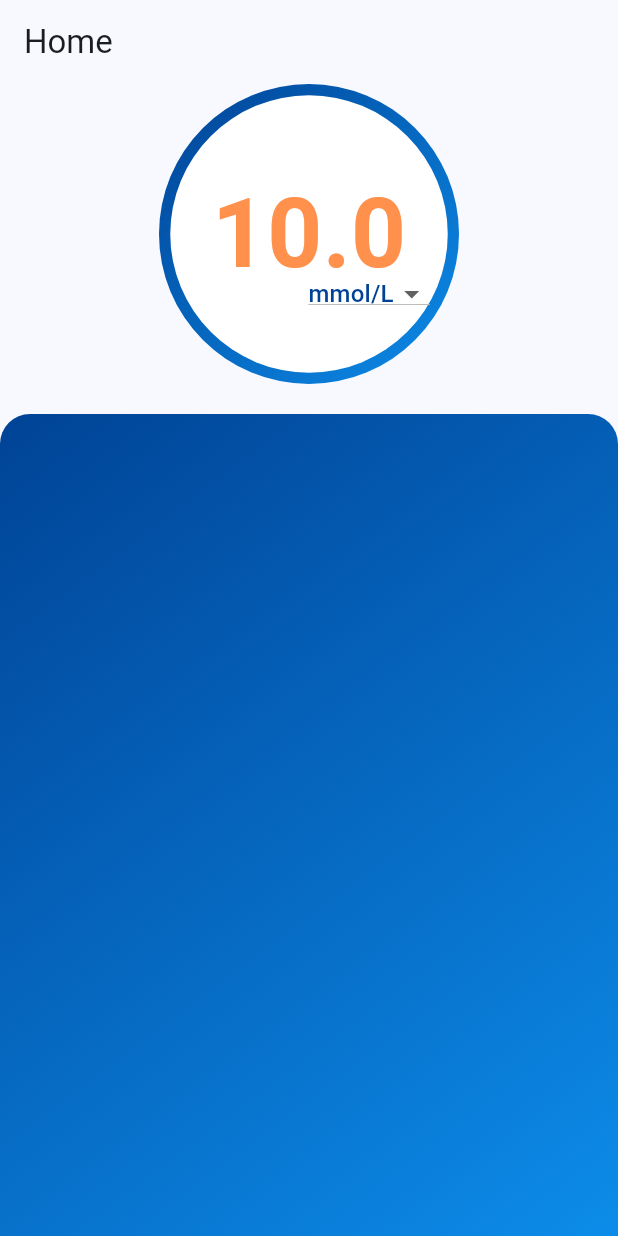
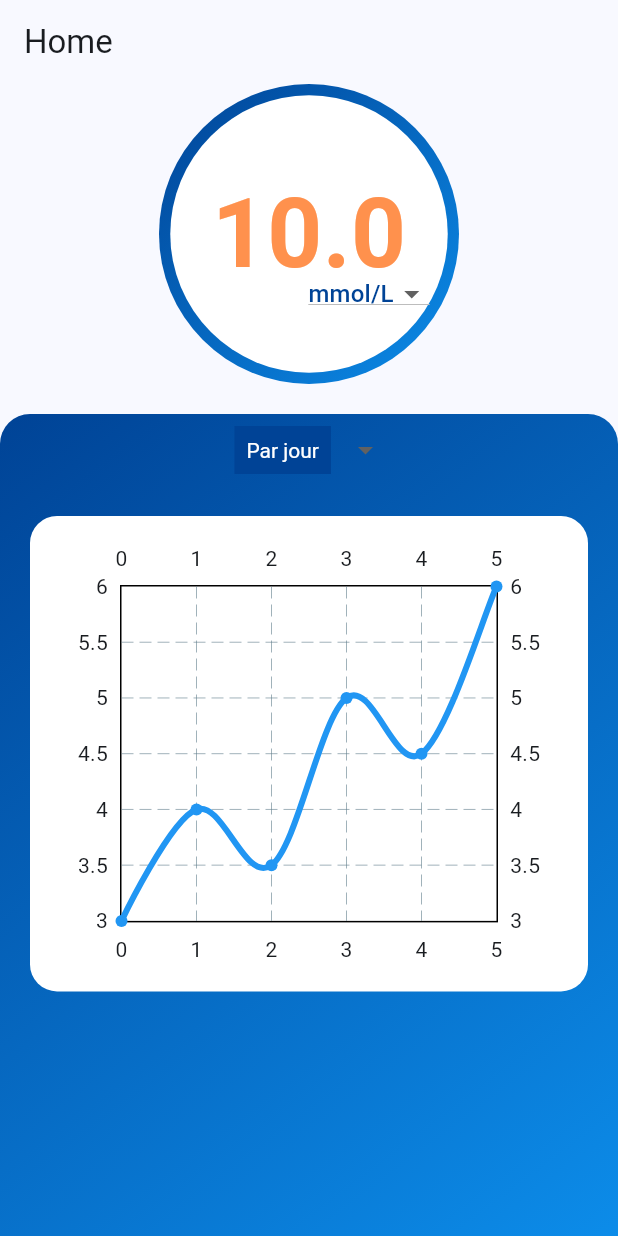
Before and after one commit to PaulDelamare/Diwe_front, a Flutter app: the screen it shows after launch, item 3 of the bottom bar chosen, on a phone screen of 412 x 824 dp. Run offline on Flutter 3.47's test engine with Material 3 defaults, Android fonts, the light colour scheme and no system bars; drawn by our look-alikes of fl_chart.

Commit message:
creation graphique.dart. + dans pubspec.yaml ajout de fl_chart. + donné fictive, design du graphique, selecteur fonctionnel mais design en cours

```diff
--- a/lib/home/glycemie.dart
+++ b/lib/home/glycemie.dart
@@ -16,7 +16,7 @@ class GlycemieCircle extends StatefulWidget {
 
 class _GlycemieCircleState extends State<GlycemieCircle> {
   double _mmolLValue = 10; // Valeur glycémique par défaut en mmol/L
-  double _mgdlValue = 180; // Valeur glycémique par défaut en mg/dl
+  double _mgdlValue = 112.0; // Valeur glycémique par défaut en mg/dl
 
   // Méthode pour convertir la valeur glycémique en mg/dl
   void _convertToMgdl(double mmolLValue) {
@@ -57,6 +57,7 @@ class _GlycemieCircleState extends State<GlycemieCircle> {
               ),
             ),
           ),
+
           // Conteneur du cercle blanc
           Center(
             child: Container(
@@ -66,6 +67,7 @@ class _GlycemieCircleState extends State<GlycemieCircle> {
                 shape: BoxShape.circle,
                 color: Colors.white,
               ),
+
               // Texte avec valeur glycémique ajustée au cercle
               child: Center(
                 child: FittedBox(
@@ -85,6 +87,7 @@ class _GlycemieCircleState extends State<GlycemieCircle> {
               ),
             ),
           ),
+
           // Sélecteur d'unité de mesure
           Positioned(
             bottom: 45,
--- /dev/null
+++ b/lib/home/graphique.dart
@@ -0,0 +1,123 @@
+import 'package:flutter/material.dart';
+import 'package:fl_chart/fl_chart.dart';
+
+class GlycemicChart extends StatefulWidget {
+  @override
+  _GlycemicChartState createState() => _GlycemicChartState();
+}
+
+class _GlycemicChartState extends State<GlycemicChart> {
+  bool _showByDay = true; // Afficher par jour par défaut
+
+  @override
+  Widget build(BuildContext context) {
+    return Column(
+      children: [
+        Padding(
+          padding: EdgeInsets.symmetric(horizontal: 20), // Ajout du padding horizontal
+          child: DropdownButton<bool>(
+            value: _showByDay,
+            onChanged: (newValue) {
+              setState(() {
+                _showByDay = newValue!;
+              });
+            },
+            underline: Container(), // Suppression du soulignement
+            style: TextStyle(
+              color: _showByDay ? Colors.white : Colors.black, // Couleur du texte en fonction de la sélection
+            ),
+            items: [
+              DropdownMenuItem(
+                value: true,
+                child: Container(
+                  color: _showByDay ? Color(0xFF004396) : Colors.white, // Fond du choix "Par jour"
+                  child: Padding(
+                    padding: const EdgeInsets.all(8.0),
+                    child: Text(
+                      'Par jour',
+                      style: TextStyle(color: _showByDay ? Colors.white : Colors.black), // Couleur du texte en fonction de la sélection
+                    ),
+                  ),
+                ),
+              ),
+              DropdownMenuItem(
+                value: false,
+                child: Container(
+                  color: !_showByDay ? Color(0xFF004396) : Colors.white, // Fond du choix "Par heure"
+                  child: Padding(
+                    padding: const EdgeInsets.all(8.0),
+                    child: Text(
+                      'Par heure',
+                      style: TextStyle(color: !_showByDay ? Colors.white : Colors.black), // Couleur du texte en fonction de la sélection
+                    ),
+                  ),
+                ),
+              ),
+            ],
+          ),
+        ),
+        SizedBox(height: 20),
+        AspectRatio(
+          aspectRatio: 1.3, // Réduction de la hauteur du graphique
+          child: Container(
+            margin: EdgeInsets.symmetric(horizontal: 20), // Ajout de marges horizontales
+            decoration: BoxDecoration(
+              borderRadius: BorderRadius.circular(18),
+              color: Colors.white, // Fond du graphique en blanc
+            ),
+            child: Padding(
+              padding: const EdgeInsets.all(16),
+              child: LineChart(
+                _showByDay ? _getDayChartData() : _getHourChartData(),
+              ),
+            ),
+          ),
+        ),
+      ],
+    );
+  }
+
+  LineChartData _getDayChartData() {
+    return LineChartData(
+      lineBarsData: [
+        LineChartBarData(
+          spots: [
+            FlSpot(0, 3),
+            FlSpot(1, 4),
+            FlSpot(2, 3.5),
+            FlSpot(3, 5),
+            FlSpot(4, 4.5),
+            FlSpot(5, 6),
+          ],
+          isCurved: true,
+          colors: [Colors.blue],
+          barWidth: 4,
+          isStrokeCapRound: true,
+          belowBarData: BarAreaData(show: false),
+        ),
+      ],
+    );
+  }
+
+  LineChartData _getHourChartData() {
+    return LineChartData(
+      lineBarsData: [
+        LineChartBarData(
+          spots: [
+            FlSpot(0, 6),
+            FlSpot(1, 5),
+            FlSpot(2, 7),
+            FlSpot(3, 4),
+            FlSpot(4, 6),
+            FlSpot(5, 5),
+          ],
+          isCurved: true,
+          colors: [Colors.blue],
+          barWidth: 4,
+          isStrokeCapRound: true,
+          belowBarData: BarAreaData(show: false),
+        ),
+      ],
+    );
+  }
+}
--- a/lib/home/home.dart
+++ b/lib/home/home.dart
@@ -1,5 +1,6 @@
 import 'package:flutter/material.dart';
 import 'glycemie.dart';
+import 'graphique.dart';
 
 void main() {
   runApp(MaterialApp(
@@ -13,7 +14,7 @@ class HomePage extends StatefulWidget {
 }
 
 class _HomePageState extends State<HomePage> {
-  String? _selectedUnit = 'mmol/L'; // Modifier le type du variable
+  String? _selectedUnit = 'mmol/L';
 
   @override
   Widget build(BuildContext context) {
@@ -31,7 +32,9 @@ class _HomePageState extends State<HomePage> {
               });
             },
           ),
+
           SizedBox(height: 20), // Espace entre les deux blocs
+
           // Fond bleu en dessous du cercle
           Expanded(
             child: Container(
@@ -46,7 +49,9 @@ class _HomePageState extends State<HomePage> {
                   topRight: Radius.circular(20),
                 ),
               ),
-              // Autres widgets à l'intérieur de ce conteneur
+
+              // Conteneur pour le graphique
+              child: GlycemicChart(),
             ),
           ),
         ],
--- a/pubspec.yaml
+++ b/pubspec.yaml
@@ -37,6 +37,7 @@ dependencies:
   http: ^1.2.0
   hive: ^2.2.3
   flutter_secure_storage: ^9.0.0
+  fl_chart: ^0.35.0
 
 dev_dependencies:
   flutter_test:
```
Also changed, not shown: pubspec.lock.
